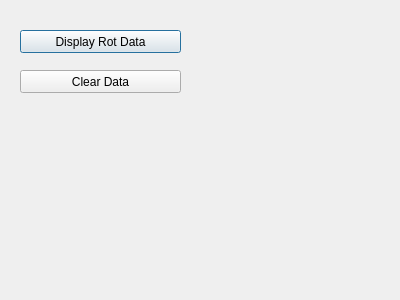
DrStriate/Geology, file pnw_rotation_py/pnw_rotation_py_dialog_base.ui: the form before one commit.
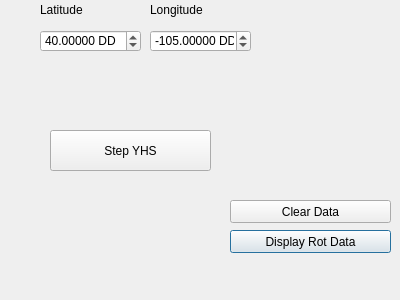
The form after the commit.

What changed in the file:
```diff
--- a/pnw_rotation_py/pnw_rotation_py_dialog_base.ui
+++ b/pnw_rotation_py/pnw_rotation_py_dialog_base.ui
@@ -16,8 +16,8 @@
   <widget class="QPushButton" name="displayRotDataButton">
    <property name="geometry">
     <rect>
-     <x>20</x>
-     <y>30</y>
+     <x>230</x>
+     <y>230</y>
      <width>161</width>
      <height>23</height>
     </rect>
@@ -29,8 +29,8 @@
   <widget class="QPushButton" name="clearDataButton">
    <property name="geometry">
     <rect>
-     <x>20</x>
-     <y>70</y>
+     <x>230</x>
+     <y>200</y>
      <width>161</width>
      <height>23</height>
     </rect>
@@ -39,6 +39,115 @@
     <string>Clear Data</string>
    </property>
   </widget>
+  <widget class="QPushButton" name="runYhsDataButton">
+   <property name="geometry">
+    <rect>
+     <x>50</x>
+     <y>130</y>
+     <width>161</width>
+     <height>41</height>
+    </rect>
+   </property>
+   <property name="text">
+    <string>Step YHS</string>
+   </property>
+  </widget>
+  <widget class="QDoubleSpinBox" name="spbStartLatDD">
+   <property name="geometry">
+    <rect>
+     <x>40</x>
+     <y>30</y>
+     <width>101</width>
+     <height>22</height>
+    </rect>
+   </property>
+   <property name="suffix">
+    <string> DD</string>
+   </property>
+   <property name="decimals">
+    <number>5</number>
+   </property>
+   <property name="minimum">
+    <double>-90.000000000000000</double>
+   </property>
+   <property name="maximum">
+    <double>90.000000000000000</double>
+   </property>
+   <property name="singleStep">
+    <double>0.010000000000000</double>
+   </property>
+   <property name="value">
+    <double>40.000000000000000</double>
+   </property>
+  </widget>
+  <widget class="QDoubleSpinBox" name="spbStartLonDD">
+   <property name="geometry">
+    <rect>
+     <x>150</x>
+     <y>30</y>
+     <width>101</width>
+     <height>22</height>
+    </rect>
+   </property>
+   <property name="suffix">
+    <string> DD</string>
+   </property>
+   <property name="decimals">
+    <number>5</number>
+   </property>
+   <property name="minimum">
+    <double>-180.000000000000000</double>
+   </property>
+   <property name="maximum">
+    <double>180.000000000000000</double>
+   </property>
+   <property name="singleStep">
+    <double>0.010000000000000</double>
+   </property>
+   <property name="value">
+    <double>-105.000000000000000</double>
+   </property>
+  </widget>
+  <widget class="QLabel" name="label">
+   <property name="geometry">
+    <rect>
+     <x>40</x>
+     <y>0</y>
+     <width>71</width>
+     <height>20</height>
+    </rect>
+   </property>
+   <property name="font">
+    <font>
+     <pointsize>9</pointsize>
+     <weight>50</weight>
+     <bold>false</bold>
+    </font>
+   </property>
+   <property name="text">
+    <string>Latitude</string>
+   </property>
+  </widget>
+  <widget class="QLabel" name="label_2">
+   <property name="geometry">
+    <rect>
+     <x>150</x>
+     <y>0</y>
+     <width>71</width>
+     <height>20</height>
+    </rect>
+   </property>
+   <property name="font">
+    <font>
+     <pointsize>9</pointsize>
+     <weight>50</weight>
+     <bold>false</bold>
+    </font>
+   </property>
+   <property name="text">
+    <string>Longitude</string>
+   </property>
+  </widget>
  </widget>
  <resources/>
  <connections/>
```
